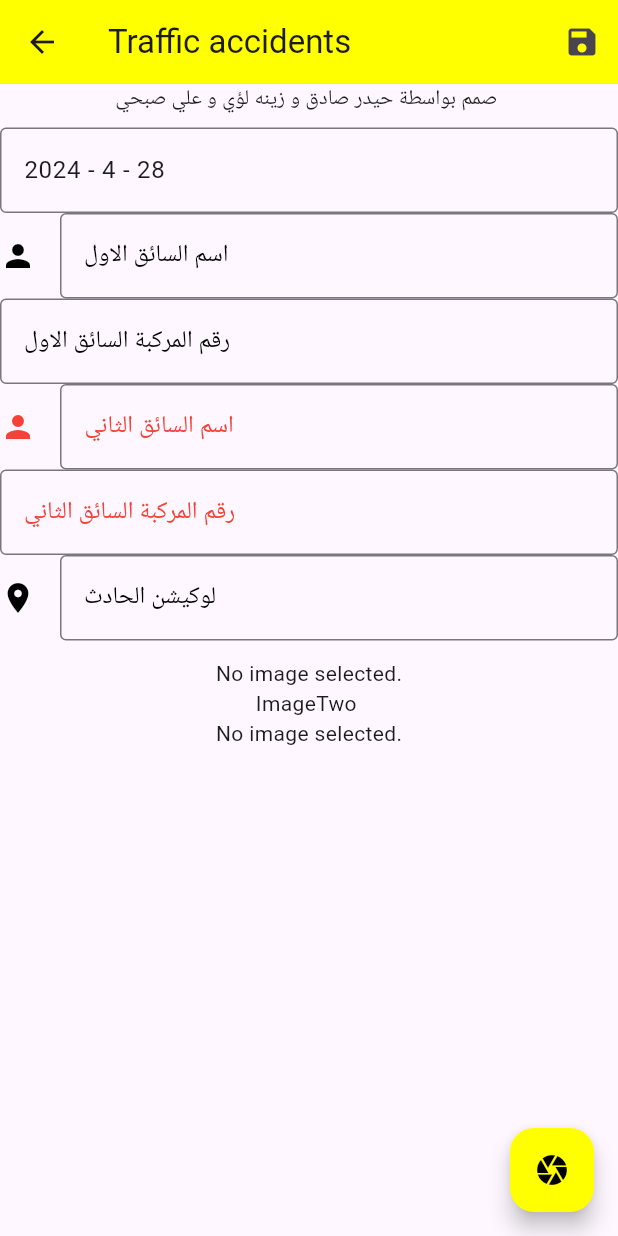
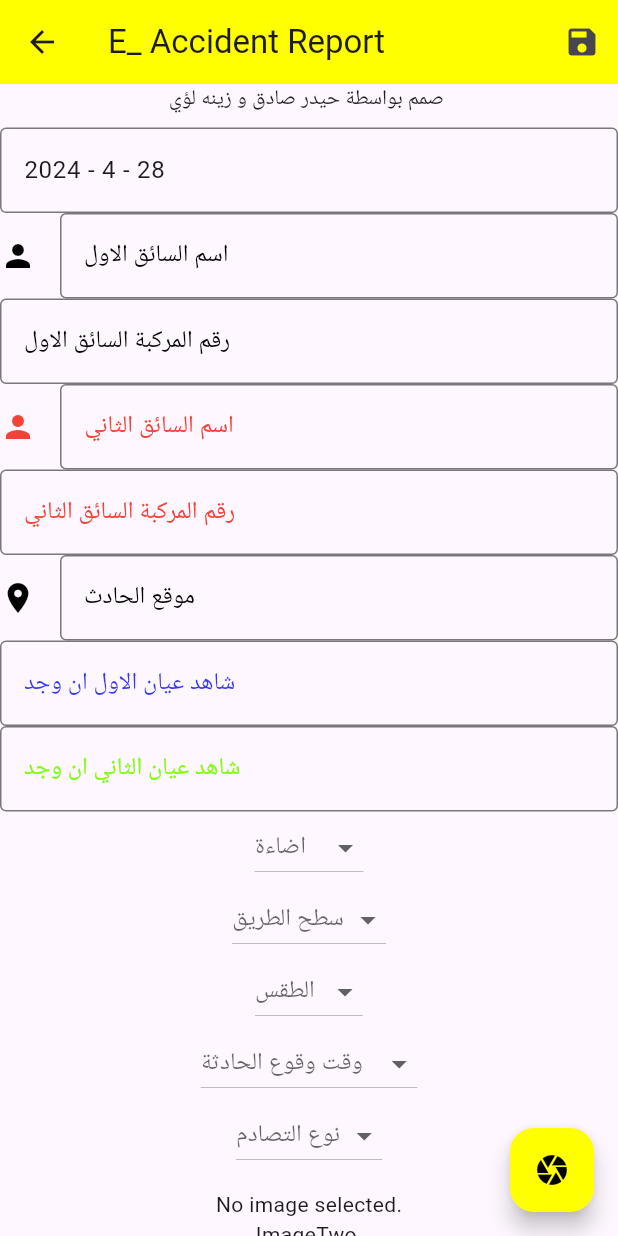
Before and after one commit to Alqdees/Traffic-accidents, a Flutter app: the MyHomePage screen opened directly, on a phone screen of 412 x 824 dp. Run offline on Flutter 3.47's test engine with Material 3 defaults, Android fonts, the light colour scheme and no system bars; our stand-ins replace firebase_core, geolocator, image_picker, permission_handler; accounts and stored records are empty.

Commit message:
any thing here

```diff
--- a/lib/pages/MainScreen.dart
+++ b/lib/pages/MainScreen.dart
@@ -10,7 +10,7 @@ class MainScreen extends StatelessWidget {
     return Scaffold(
       appBar: AppBar(
         backgroundColor: Colors.yellowAccent,
-        title: const Text('Traffic accidents'),
+        title: const Text('E_ Accident Report'),
       ),
       body: Center(
         child: OutlinedButton(
--- a/lib/pages/MyHomePage.dart
+++ b/lib/pages/MyHomePage.dart
@@ -95,12 +95,15 @@ class _MyHomePageState extends State<MyHomePage> {
     });
   }
 
+  List<String> itemsList = ['Item1', 'Item2', 'Item3', 'Item4'];
+  var selectedc ;
+
   @override
   Widget build(BuildContext context) {
     return Scaffold(
       appBar: AppBar(
         backgroundColor: Colors.yellowAccent,
-        title: const Text('Traffic accidents'),
+        title: const Text('E_ Accident Report'),
         actions: [
           IconButton(
             icon: const Icon(Icons.save),
@@ -113,7 +116,7 @@ class _MyHomePageState extends State<MyHomePage> {
       body: SingleChildScrollView(
         child: Column(
           children: [
-            const Text("صمم بواسطة حيدر صادق و زينه لؤي و علي صبحي "),
+            const Text("صمم بواسطة حيدر صادق و زينه لؤي "),
             const SizedBox(
               height: 8,
             ),
@@ -159,12 +162,101 @@ class _MyHomePageState extends State<MyHomePage> {
               controller: location,
               decoration: const InputDecoration(
                   border: OutlineInputBorder(),
-                  hintText: "لوكيشن الحادث",
+                  hintText: "موقع الحادث",
                   hintStyle: TextStyle(color: Colors.black),
                   icon: Icon(
                     Icons.location_on,
                   ),
                   iconColor: Colors.black),
+            ),
+             const TextField(
+              keyboardType: TextInputType.number,
+              decoration: InputDecoration(
+                  border: OutlineInputBorder(),
+                  hintText: "شاهد عيان الاول ان وجد",
+                  hintStyle: TextStyle(color: Color.fromARGB(255, 54, 57, 244))),
+            ),
+            const TextField(
+              keyboardType: TextInputType.number,
+              decoration: InputDecoration(
+                  border: OutlineInputBorder(),
+                  hintText: "شاهد عيان الثاني ان وجد",
+                  hintStyle: TextStyle(color: Color.fromARGB(255, 133, 252, 23))),
+            ),
+            DropdownButton(
+              hint: Text("اضاءة "),
+              items: ["متوسطة", "جيدة","معدومة"]
+                  .map((e) => DropdownMenuItem(
+                        child: Text("$e"),
+                        value: e,
+                      ))
+                  .toList(),
+              onChanged: (val) {
+                setState(() {
+                  selectedc = val ;
+                });
+              },
+              value: selectedc,
+            ),
+             DropdownButton(
+              hint: Text("سطح الطريق "),
+              items: ["مبلط ", "غير مبلط ","تبليط مصدع "]
+                  .map((e) => DropdownMenuItem(
+                        child: Text("$e"),
+                        value: e,
+                      ))
+                  .toList(),
+              onChanged: (val) {
+                setState(() {
+                  selectedc = val ;
+                });
+              },
+              value: selectedc,
+            ),
+            DropdownButton(
+              hint: Text("الطقس  "),
+              items: ["معتدل", "ممطر","غائم","ضباب ","غبار"]
+                  .map((e) => DropdownMenuItem(
+                        child: Text("$e"),
+                        value: e,
+                      ))
+                  .toList(),
+              onChanged: (val) {
+                setState(() {
+                  selectedc = val ;
+                });
+              },
+              value: selectedc,
+            ),
+            DropdownButton(
+              hint: Text("وقت وقوع الحادثة   "),
+              items: ["ليل","نهار "]
+                  .map((e) => DropdownMenuItem(
+                        child: Text("$e"),
+                        value: e,
+                      ))
+                  .toList(),
+              onChanged: (val) {
+                setState(() {
+                  selectedc = val ;
+                });
+              },
+              value: selectedc,
+            ),
+            DropdownButton(
+              hint: Text("نوع التصادم "),
+              items: ["وجة لوجة","زاوية ","خلفي"]
+                  .map((e) => DropdownMenuItem(
+                        child: Text("$e"),
+                        value: e,
+                      ))
+                  .toList(),
+              onChanged: (val) {
+                setState(() {
+                  selectedc = val ;
+                });
+              },
+              value: selectedc,
             ),
             const SizedBox(
               height: 12.0,
@@ -201,3 +293,33 @@ class _MyHomePageState extends State<MyHomePage> {
     );
   }
 }
+
+// class _MyHomePageState extends State<MyHomePage> {
+//   List<String> itemsList = ['Item1', 'Item2', 'Item3', 'Item4'];
+//   String? selectedItem = 'Item1';
+//   @override
+//   Widget build(BuildContext context) {
+//     return Scaffold(
+//       appBar: AppBar(title: Text('dropdown Menu')),
+//       body: Column(
+//         mainAxisAlignment: MainAxisAlignment.center,
+//         children: [
+//           Center(child: Text('dropdown Menu', style: TextStyle(fontSize: 25))),
+//           SizedBox(
+//             height: 20,
+//           ),
+//           Center(
+//             child: DropdownButton<String>(
+//                 value: selectedItem,
+//                 items: itemsList
+//                     .map((item) => DropdownMenuItem(
+//                         value: item,
+//                         child: Text(item, style: TextStyle(fontSize: 25))))
+//                     .toList(),
+//                 onChanged: (item) => setState(() => selectedItem = item)),
+//           )
+//         ],
+//       ),
+//     );
+//   }
+// }
```
